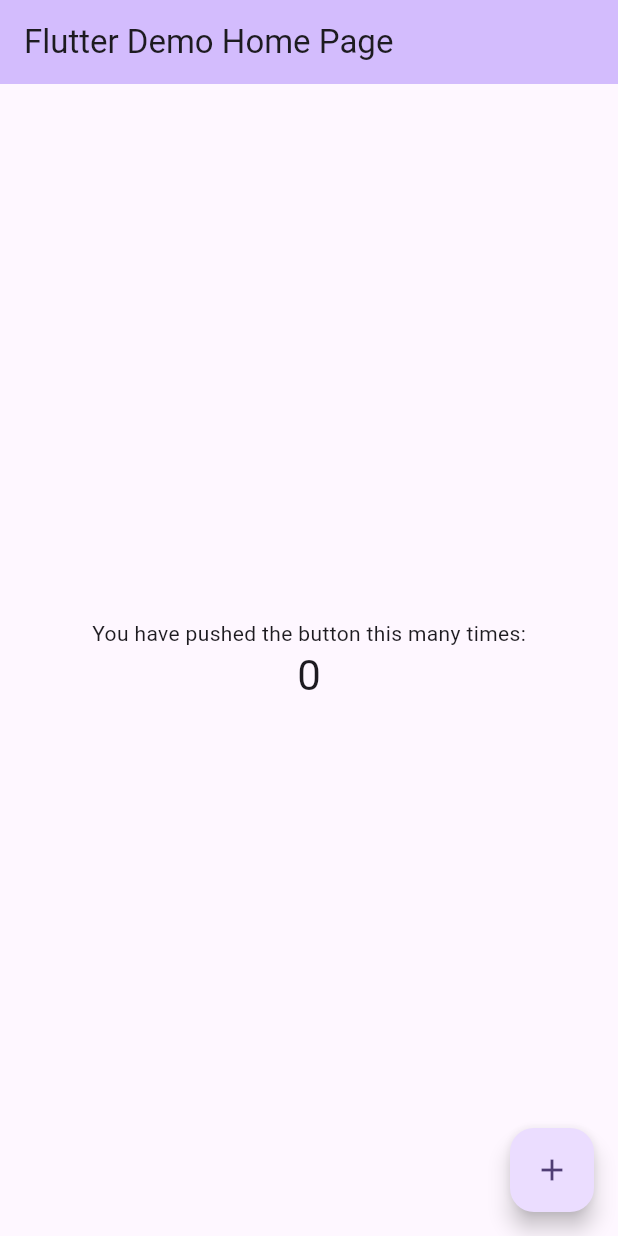
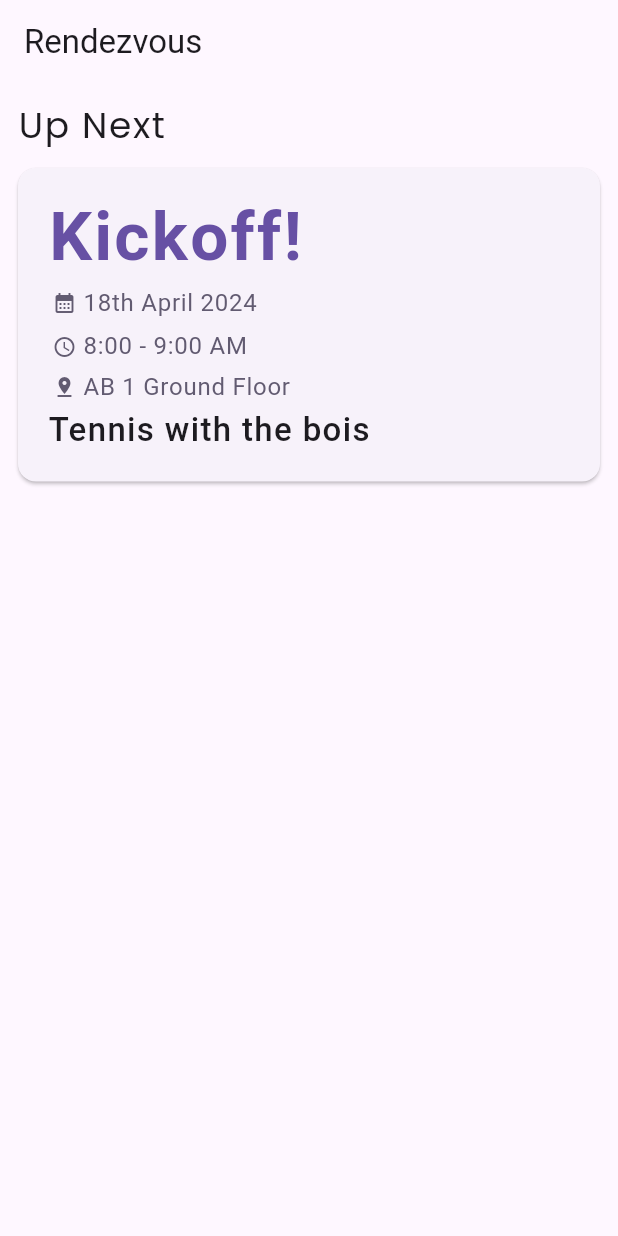
Before and after one commit to BharZInstein/Rendezvous, a Flutter app: the screen it shows after launch, on a phone screen of 412 x 824 dp. Run offline on Flutter 3.47's test engine with Material 3 defaults, Android fonts, the phone set to English and light mode, and no system bars; our stand-ins replace google_fonts.

Commit message:
feat: homepage widget

```diff
--- /dev/null
+++ b/lib/components/eventcard.dart
@@ -0,0 +1,71 @@
+import 'package:flutter/cupertino.dart';
+import 'package:flutter/material.dart';
+
+class EventCard extends StatelessWidget {
+  const EventCard({
+    super.key,
+  });
+
+  @override
+  Widget build(BuildContext context) {
+    return Card(
+      child: Padding(
+          padding: const EdgeInsets.all(20.0),
+          child: Column(
+            crossAxisAlignment: CrossAxisAlignment.start,
+            children: [
+              Text(
+                "Kickoff!",
+                style: Theme.of(context).textTheme.displayMedium?.copyWith(
+                    fontWeight: FontWeight.w600,
+                    letterSpacing: 1.5,
+                    color: Theme.of(context).colorScheme.primary
+                )
+              ),
+              Padding(
+                padding: const EdgeInsets.symmetric(vertical: 0.0, horizontal: 3.0),
+                child: Column(
+                  crossAxisAlignment: CrossAxisAlignment.start,
+                  children: [
+                    SizedBox(height: 6,),
+                    Entry(Icons.calendar_month, " 18th April 2024", context),
+                    SizedBox(height: 5,),
+                    Entry(Icons.schedule, " 8:00 - 9:00 AM", context),
+                    SizedBox(height: 3,),
+                    Entry(Icons.pin_drop, " AB 1 Ground Floor", context),
+                    SizedBox(height: 3,),
+                  ],
+                ),
+              ),
+              Text(
+                "Tennis with the bois",
+                style: Theme.of(context)
+                    .textTheme
+                    .titleLarge
+                    ?.copyWith(fontWeight: FontWeight.w500, letterSpacing: 0.9),
+              ),
+            ],
+          )),
+    );
+  }
+
+  Widget Entry(IconData iconData, String text, BuildContext context) {
+    TextStyle textStyle = Theme.of(context).textTheme.bodyLarge!.copyWith(
+          color: Theme.of(context).colorScheme.secondary,
+        );
+    return Wrap(
+      crossAxisAlignment: WrapCrossAlignment.center,
+      children: [
+        Icon(
+          iconData,
+          size: textStyle.fontSize!,
+          color: textStyle.color,
+        ),
+        Text(
+          text,
+          style: textStyle,
+        ),
+      ],
+    );
+  }
+}
--- /dev/null
+++ b/lib/components/homepage.dart
@@ -0,0 +1,43 @@
+import 'package:flutter/cupertino.dart';
+import 'package:flutter/material.dart';
+import 'package:flutter/widgets.dart';
+
+import 'eventcard.dart';
+
+class Homepage extends StatelessWidget {
+  @override
+  Widget build(BuildContext context) {
+    return MaterialApp(
+      home: Scaffold(
+        appBar: AppBar(
+          title: Text('Rendezvous'),
+        ),
+        body: Padding(
+          padding: const EdgeInsets.all(8.0),
+          child: Column(
+            crossAxisAlignment: CrossAxisAlignment.start,
+            children: [
+              Padding(
+                padding: const EdgeInsets.all(4.0),
+                child: Text(
+                  "Up Next",
+                  style: Theme.of(context).textTheme.headlineSmall?.copyWith(
+                        letterSpacing: 1.1,
+                      ),
+                ),
+              ),
+              SizedBox(height: 4),
+              Row(
+                children: [
+                  Expanded(
+                    child: EventCard(),
+                  ),
+                ],
+              )
+            ],
+          ),
+        ),
+      ),
+    );
+  }
+}
--- a/lib/main.dart
+++ b/lib/main.dart
@@ -1,4 +1,6 @@
 import 'package:flutter/material.dart';
+import 'package:google_fonts/google_fonts.dart';
+import 'package:rendezvous/components/homepage.dart';
 
 void main() {
   runApp(const MyApp());
@@ -7,46 +9,22 @@ void main() {
 class MyApp extends StatelessWidget {
   const MyApp({super.key});
 
-  // This widget is the root of your application.
   @override
   Widget build(BuildContext context) {
     return MaterialApp(
       title: 'Flutter Demo',
       theme: ThemeData(
-        // This is the theme of your application.
-        //
-        // TRY THIS: Try running your application with "flutter run". You'll see
-        // the application has a purple toolbar. Then, without quitting the app,
-        // try changing the seedColor in the colorScheme below to Colors.green
-        // and then invoke "hot reload" (save your changes or press the "hot
-        // reload" button in a Flutter-supported IDE, or press "r" if you used
-        // the command line to start the app).
-        //
-        // Notice that the counter didn't reset back to zero; the application
-        // state is not lost during the reload. To reset the state, use hot
-        // restart instead.
-        //
-        // This works for code too, not just values: Most code changes can be
-        // tested with just a hot reload.
         colorScheme: ColorScheme.fromSeed(seedColor: Colors.deepPurple),
         useMaterial3: true,
+        textTheme: GoogleFonts.poppinsTextTheme(),
       ),
-      home: const MyHomePage(title: 'Flutter Demo Home Page'),
+      home: Homepage(),
     );
   }
 }
 
 class MyHomePage extends StatefulWidget {
   const MyHomePage({super.key, required this.title});
-
-  // This widget is the home page of your application. It is stateful, meaning
-  // that it has a State object (defined below) that contains fields that affect
-  // how it looks.
-
-  // This class is the configuration for the state. It holds the values (in this
-  // case the title) provided by the parent (in this case the App widget) and
-  // used by the build method of the State. Fields in a Widget subclass are
-  // always marked "final".
 
   final String title;
 
@@ -59,50 +37,19 @@ class _MyHomePageState extends State<MyHomePage> {
 
   void _incrementCounter() {
     setState(() {
-      // This call to setState tells the Flutter framework that something has
-      // changed in this State, which causes it to rerun the build method below
-      // so that the display can reflect the updated values. If we changed
-      // _counter without calling setState(), then the build method would not be
-      // called again, and so nothing would appear to happen.
       _counter++;
     });
   }
 
   @override
   Widget build(BuildContext context) {
-    // This method is rerun every time setState is called, for instance as done
-    // by the _incrementCounter method above.
-    //
-    // The Flutter framework has been optimized to make rerunning build methods
-    // fast, so that you can just rebuild anything that needs updating rather
-    // than having to individually change instances of widgets.
     return Scaffold(
       appBar: AppBar(
-        // TRY THIS: Try changing the color here to a specific color (to
-        // Colors.amber, perhaps?) and trigger a hot reload to see the AppBar
-        // change color while the other colors stay the same.
         backgroundColor: Theme.of(context).colorScheme.inversePrimary,
-        // Here we take the value from the MyHomePage object that was created by
-        // the App.build method, and use it to set our appbar title.
         title: Text(widget.title),
       ),
       body: Center(
-        // Center is a layout widget. It takes a single child and positions it
-        // in the middle of the parent.
         child: Column(
-          // Column is also a layout widget. It takes a list of children and
-          // arranges them vertically. By default, it sizes itself to fit its
-          // children horizontally, and tries to be as tall as its parent.
-          //
-          // Column has various properties to control how it sizes itself and
-          // how it positions its children. Here we use mainAxisAlignment to
-          // center the children vertically; the main axis here is the vertical
-          // axis because Columns are vertical (the cross axis would be
-          // horizontal).
-          //
-          // TRY THIS: Invoke "debug painting" (choose the "Toggle Debug Paint"
-          // action in the IDE, or press "p" in the console), to see the
-          // wireframe for each widget.
           mainAxisAlignment: MainAxisAlignment.center,
           children: <Widget>[
             const Text(
@@ -119,7 +66,7 @@ class _MyHomePageState extends State<MyHomePage> {
         onPressed: _incrementCounter,
         tooltip: 'Increment',
         child: const Icon(Icons.add),
-      ), // This trailing comma makes auto-formatting nicer for build methods.
+      ),
     );
   }
 }
--- a/pubspec.yaml
+++ b/pubspec.yaml
@@ -35,6 +35,7 @@ dependencies:
   # The following adds the Cupertino Icons font to your application.
   # Use with the CupertinoIcons class for iOS style icons.
   cupertino_icons: ^1.0.6
+  google_fonts: ^6.2.1
 
 dev_dependencies:
   flutter_test:
```
Also changed, not shown: pubspec.lock.
